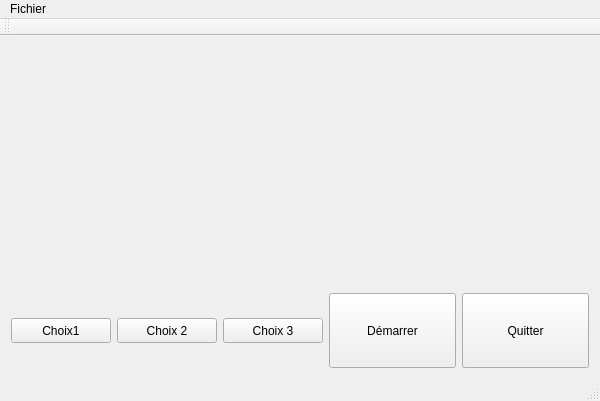
The window that src/QYams.ui (corentin703/Yams) describes before a commit, drawn with Qt 5.
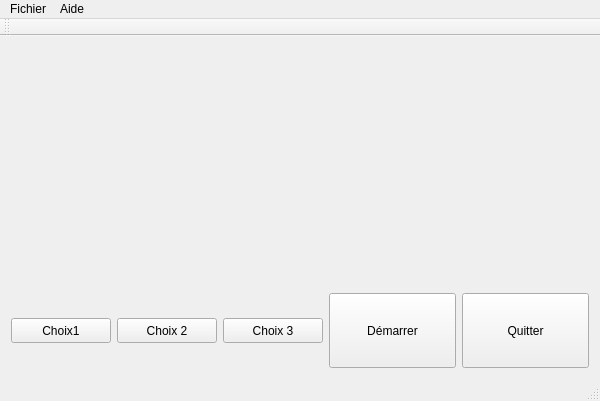
The same window after the commit. Custom widgets are drawn as their Qt base class.

Commit message: -Fenêtre à propos -Simulation de points pour conseiller le joueur -Fenêtre à propos

Patch:
```diff
--- a/src/QYams.ui
+++ b/src/QYams.ui
@@ -126,7 +126,16 @@
     <addaction name="separator"/>
     <addaction name="actionQuitte"/>
    </widget>
+   <widget class="QMenu" name="menu_propos">
+    <property name="title">
+     <string>Aide</string>
+    </property>
+    <addaction name="actionRules"/>
+    <addaction name="separator"/>
+    <addaction name="actionAbout"/>
+   </widget>
    <addaction name="menuFichier"/>
+   <addaction name="menu_propos"/>
   </widget>
   <action name="actionOuvrir">
    <property name="text">
```
Left out of the diff: 37 changed lines with no effect on the pictures. The commit also changes 24 other files.
